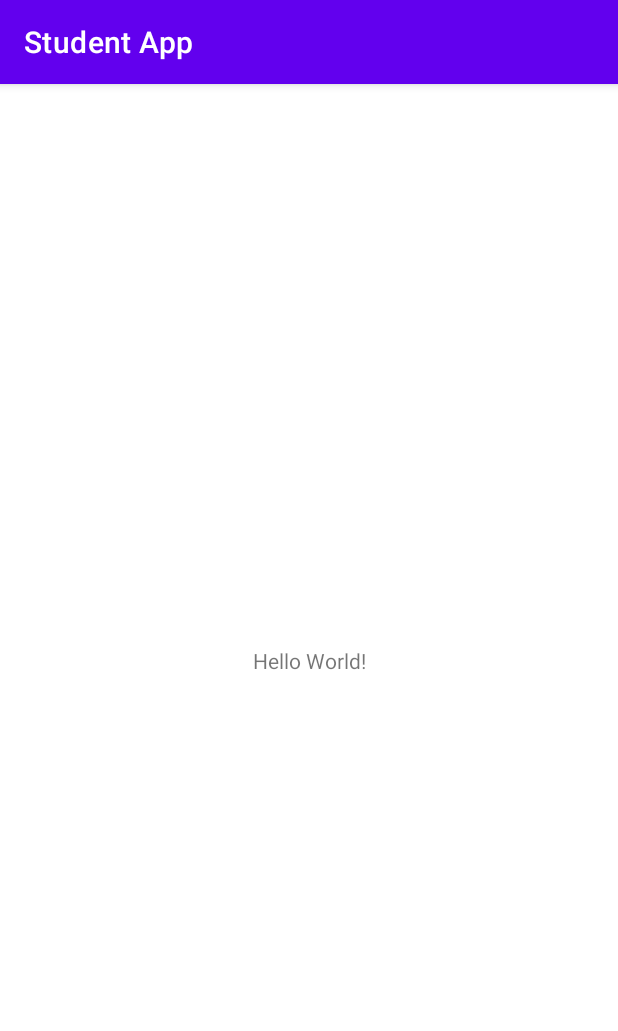
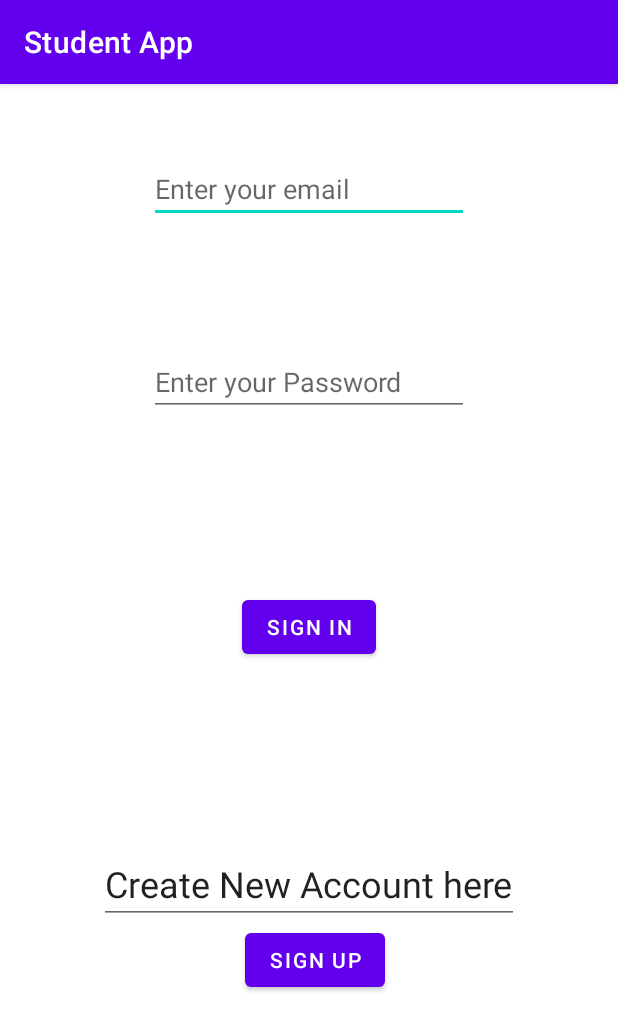
Before and after one commit to smartprabhjot/studentapp, an Android app: the screen it shows after launch (MainActivity), on a phone screen of 412 x 824 dp. Shown: the top 1031 px of the screen. Run offline under Robolectric (Android 15) with nearby library versions, the phone set to English and light mode, and no system bars.

Commit message:
Pushing views

```diff
--- a/app/src/main/java/com/example/studentapp/MainActivity.kt
+++ b/app/src/main/java/com/example/studentapp/MainActivity.kt
@@ -6,6 +6,9 @@ import android.os.Bundle
 class MainActivity : AppCompatActivity() {
     override fun onCreate(savedInstanceState: Bundle?) {
         super.onCreate(savedInstanceState)
-        setContentView(R.layout.activity_main)
+        setContentView(R.layout.activity_main);
+
+
+
     }
 }
--- a/app/src/main/res/layout/activity_main.xml
+++ b/app/src/main/res/layout/activity_main.xml
@@ -6,13 +6,67 @@
     android:layout_height="match_parent"
     tools:context=".MainActivity">
 
-    <TextView
+    <EditText
+        android:id="@+id/editTextTextEmailAddress"
         android:layout_width="wrap_content"
         android:layout_height="wrap_content"
-        android:text="Hello World!"
-        app:layout_constraintBottom_toBottomOf="parent"
-        app:layout_constraintLeft_toLeftOf="parent"
-        app:layout_constraintRight_toRightOf="parent"
+        android:layout_marginTop="47dp"
+        android:ems="10"
+        android:hint="Enter your email"
+        android:inputType="textEmailAddress"
+        app:layout_constraintEnd_toEndOf="parent"
+        app:layout_constraintStart_toStartOf="parent"
         app:layout_constraintTop_toTopOf="parent" />
 
+    <EditText
+        android:id="@+id/editTextTextPassword"
+        android:layout_width="wrap_content"
+        android:layout_height="wrap_content"
+        android:layout_marginTop="68dp"
+        android:ems="10"
+        android:hint="Enter your Password"
+        android:inputType="textPassword"
+        app:layout_constraintBottom_toBottomOf="@+id/submitButton"
+        app:layout_constraintEnd_toEndOf="parent"
+        app:layout_constraintStart_toStartOf="parent"
+        app:layout_constraintTop_toBottomOf="@+id/editTextTextEmailAddress"
+        app:layout_constraintVertical_bias="0.084" />
+
+    <Button
+        android:id="@+id/submitButton"
+        android:layout_width="wrap_content"
+        android:layout_height="wrap_content"
+        android:layout_marginBottom="174dp"
+        android:text="Sign in"
+        app:layout_constraintBottom_toTopOf="@+id/button2"
+        app:layout_constraintEnd_toEndOf="parent"
+        app:layout_constraintStart_toStartOf="parent" />
+
+    <Button
+        android:id="@+id/button2"
+        android:layout_width="wrap_content"
+        android:layout_height="wrap_content"
+        android:layout_marginStart="163dp"
+        android:layout_marginLeft="163dp"
+        android:layout_marginEnd="155dp"
+        android:layout_marginRight="155dp"
+        android:layout_marginBottom="160dp"
+        android:text="Sign Up"
+        app:layout_constraintBottom_toBottomOf="parent"
+        app:layout_constraintEnd_toEndOf="parent"
+        app:layout_constraintStart_toStartOf="parent" />
+
+    <EditText
+        android:id="@+id/editTextTextPersonName2"
+        android:layout_width="wrap_content"
+        android:layout_height="wrap_content"
+        android:clickable="false"
+        android:ems="10"
+        android:inputType="textPersonName"
+        android:text="Create New Account here"
+        android:textSize="24sp"
+        app:layout_constraintBottom_toTopOf="@+id/button2"
+        app:layout_constraintEnd_toEndOf="parent"
+        app:layout_constraintStart_toStartOf="parent" />
+
 </androidx.constraintlayout.widget.ConstraintLayout>
```
Also changed, not shown: app/src/main/AndroidManifest.xml (line endings or trailing spaces).
